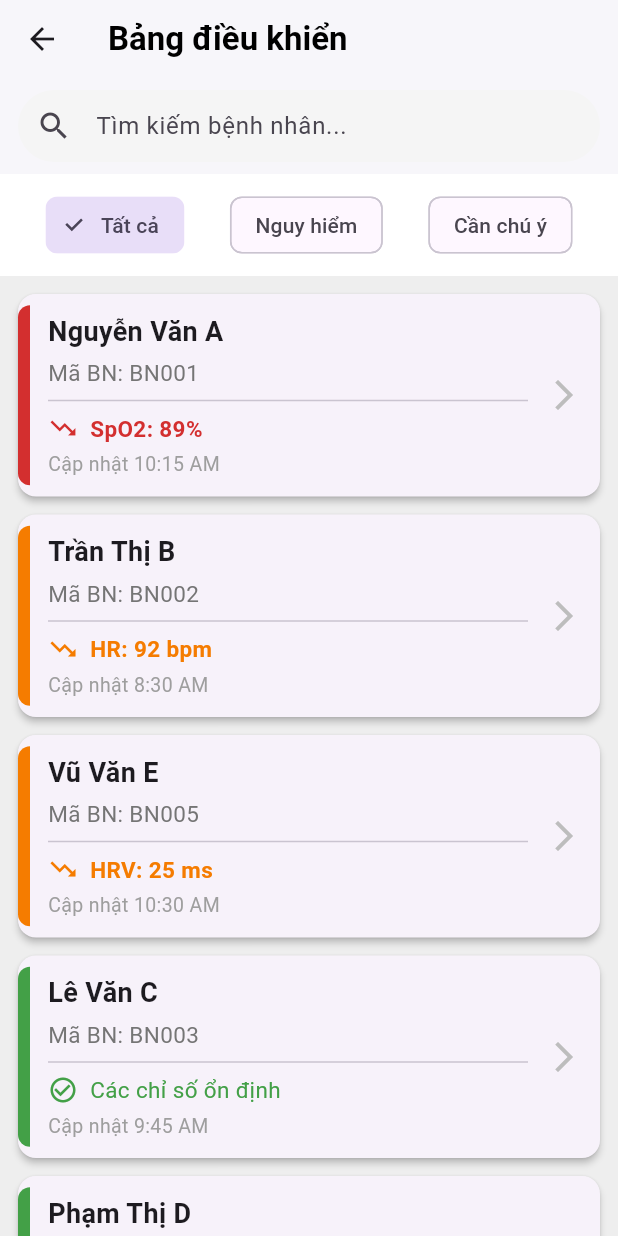
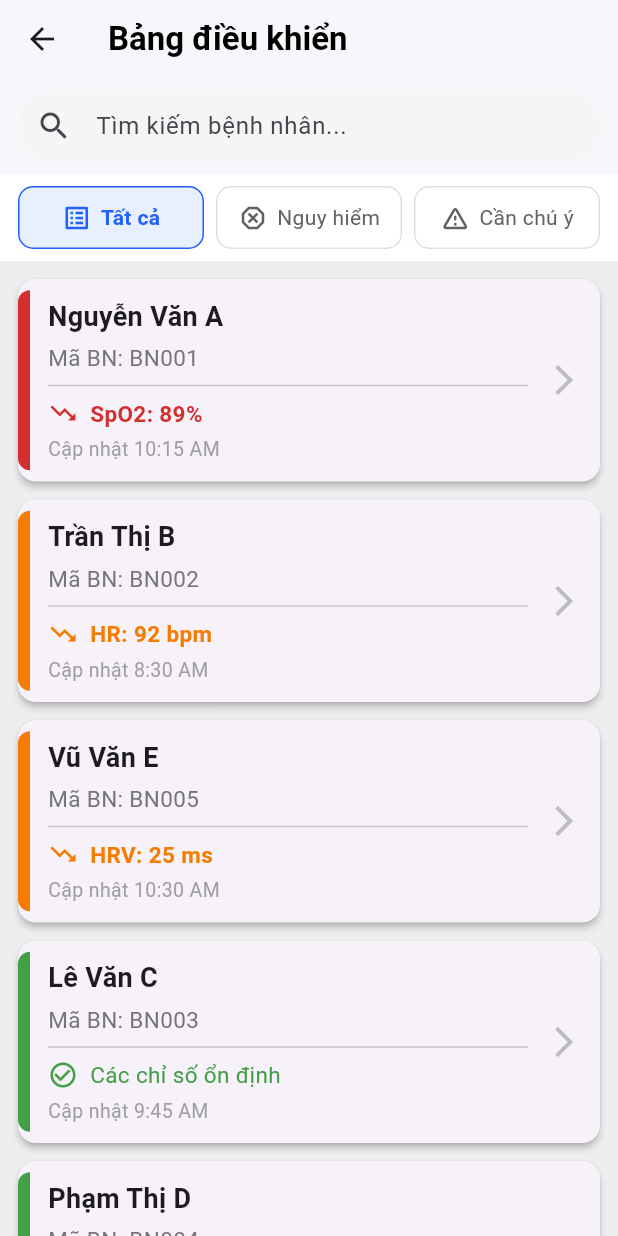
Before and after one commit to Thinhskyduck/smartheart-app, a Flutter app: the DoctorDashboardScreen screen opened by its route, on a phone screen of 412 x 824 dp. Run offline on Flutter 3.47's test engine with Material 3 defaults, Android fonts, the phone set to English and light mode, and no system bars; our stand-ins replace fl_chart.

Commit message:
Redesign patient filter UI and improve alert history
Replaces the filter chips in the doctor dashboard with a modern toolbar and filter buttons for better usability. Refactors patient details screen to show a message when there are no alerts and passes context to alert history tab for proper formatting. Cleans up code formatting and removes unnecessary comments for clarity.

```diff
--- a/lib/doctor/doctor_dashboard_screen.dart
+++ b/lib/doctor/doctor_dashboard_screen.dart
@@ -6,25 +6,20 @@ import 'patient_details_screen.dart';
 const Color primaryColor = Color(0xFF2260FF);
 
 // Giả lập trạng thái AI
-enum AIStatus { danger, warning, stable } // Sắp xếp lại để danger=0, warning=1
+enum AIStatus { danger, warning, stable }
 
-// Nâng cấp Model Bệnh nhân để chứa thêm dữ liệu tóm tắt cho dashboard
 class Patient {
   final String id;
   final String name;
   final AIStatus status;
   final String lastAlert;
-  final String? criticalValue; // Ví dụ: "89%"
-  final String? criticalMetric; // Ví dụ: "SpO2"
+  final String? criticalValue;
+  final String? criticalMetric;
   final DateTime lastUpdate;
 
   Patient({
-    required this.id,
-    required this.name,
-    required this.status,
-    required this.lastAlert,
-    this.criticalValue,
-    this.criticalMetric,
+    required this.id, required this.name, required this.status,
+    required this.lastAlert, this.criticalValue, this.criticalMetric,
     required this.lastUpdate,
   });
 }
@@ -35,7 +30,7 @@ class DoctorDashboardScreen extends StatefulWidget {
 }
 
 class _DoctorDashboardScreenState extends State<DoctorDashboardScreen> {
-  // --- DỮ LIỆU GIẢ LẬP ĐÃ NÂNG CẤP ---
+  // --- DỮ LIỆU GIẢ LẬP ---
   final List<Patient> _allPatients = [
     Patient(id: "BN001", name: "Nguyễn Văn A", status: AIStatus.danger, lastAlert: "SpO2 dưới ngưỡng an toàn.", criticalValue: "89%", criticalMetric: "SpO2", lastUpdate: DateTime.now().subtract(Duration(minutes: 15))),
     Patient(id: "BN002", name: "Trần Thị B", status: AIStatus.warning, lastAlert: "Nhịp tim lúc nghỉ tăng 15%.", criticalValue: "92 bpm", criticalMetric: "HR", lastUpdate: DateTime.now().subtract(Duration(hours: 2))),
@@ -45,7 +40,6 @@ class _DoctorDashboardScreenState extends State<DoctorDashboardScreen> {
     Patient(id: "BN006", name: "Đặng Thị F", status: AIStatus.stable, lastAlert: "Không có cảnh báo", lastUpdate: DateTime.now().subtract(Duration(hours: 8))),
   ];
 
-  // --- State cho việc tìm kiếm và lọc ---
   late List<Patient> _filteredPatients;
   String _searchQuery = '';
   AIStatus? _selectedFilter;
@@ -53,9 +47,7 @@ class _DoctorDashboardScreenState extends State<DoctorDashboardScreen> {
   @override
   void initState() {
     super.initState();
-    // Ban đầu, hiển thị tất cả bệnh nhân
     _filteredPatients = _allPatients;
-    // Sắp xếp danh sách ưu tiên theo trạng thái
     _sortPatients();
   }
 
@@ -65,25 +57,18 @@ class _DoctorDashboardScreenState extends State<DoctorDashboardScreen> {
 
   void _filterPatients() {
     setState(() {
-      // Bắt đầu với danh sách gốc
       List<Patient> tempPatients = _allPatients;
-
-      // Áp dụng bộ lọc trạng thái
       if (_selectedFilter != null) {
         tempPatients = tempPatients.where((p) => p.status == _selectedFilter).toList();
       }
-
-      // Áp dụng tìm kiếm
       if (_searchQuery.isNotEmpty) {
         tempPatients = tempPatients.where((p) => p.name.toLowerCase().contains(_searchQuery.toLowerCase())).toList();
       }
-
       _filteredPatients = tempPatients;
       _sortPatients();
     });
   }
 
-  // --- Các hàm Helper cho màu sắc ---
   Color _getStatusColor(AIStatus status) {
     switch (status) {
       case AIStatus.stable: return Colors.green.shade600;
@@ -100,7 +85,6 @@ class _DoctorDashboardScreenState extends State<DoctorDashboardScreen> {
         backgroundColor: Colors.white,
         elevation: 1,
         title: Text("Bảng điều khiển", style: TextStyle(color: Colors.black, fontWeight: FontWeight.bold)),
-        // --- Ô TÌM KIẾM MỚI ---
         bottom: PreferredSize(
           preferredSize: Size.fromHeight(60.0),
           child: Padding(
@@ -113,10 +97,7 @@ class _DoctorDashboardScreenState extends State<DoctorDashboardScreen> {
               decoration: InputDecoration(
                 hintText: "Tìm kiếm bệnh nhân...",
                 prefixIcon: Icon(Icons.search),
-                border: OutlineInputBorder(
-                  borderRadius: BorderRadius.circular(30.0),
-                  borderSide: BorderSide.none,
-                ),
+                border: OutlineInputBorder(borderRadius: BorderRadius.circular(30.0), borderSide: BorderSide.none),
                 filled: true,
                 fillColor: Colors.grey[100],
                 contentPadding: EdgeInsets.symmetric(vertical: 0, horizontal: 16),
@@ -127,8 +108,9 @@ class _DoctorDashboardScreenState extends State<DoctorDashboardScreen> {
       ),
       body: Column(
         children: [
-          // --- BỘ LỌC MỚI ---
-          _buildFilterChips(),
+          // ======== SỬ DỤNG BỘ LỌC MỚI TẠI ĐÂY ========
+          _buildFilterToolbar(),
+          // ===========================================
           Expanded(
             child: ListView.builder(
               padding: EdgeInsets.all(12),
@@ -144,51 +126,73 @@ class _DoctorDashboardScreenState extends State<DoctorDashboardScreen> {
     );
   }
 
-  // WIDGET MỚI: Bộ lọc
-  Widget _buildFilterChips() {
+  // ======== WIDGET BỘ LỌC MỚI, HIỆN ĐẠI HƠN ========
+  Widget _buildFilterToolbar() {
     return Container(
-      padding: const EdgeInsets.symmetric(vertical: 10.0),
+      padding: const EdgeInsets.symmetric(vertical: 8.0, horizontal: 12.0),
       color: Colors.white,
       child: Row(
-        mainAxisAlignment: MainAxisAlignment.spaceEvenly,
         children: [
-          FilterChip(
-            label: Text("Tất cả"),
-            selected: _selectedFilter == null,
-            onSelected: (selected) {
-              setState(() { _selectedFilter = null; _filterPatients(); });
-            },
-          ),
-          FilterChip(
-            label: Text("Nguy hiểm"),
-            selected: _selectedFilter == AIStatus.danger,
-            onSelected: (selected) {
-              setState(() { _selectedFilter = AIStatus.danger; _filterPatients(); });
-            },
-            selectedColor: Colors.red[100],
-          ),
-          FilterChip(
-            label: Text("Cần chú ý"),
-            selected: _selectedFilter == AIStatus.warning,
-            onSelected: (selected) {
-              setState(() { _selectedFilter = AIStatus.warning; _filterPatients(); });
-            },
-            selectedColor: Colors.orange[100],
-          ),
+          _buildFilterButton("Tất cả", null, Icons.list_alt),
+          SizedBox(width: 8),
+          _buildFilterButton("Nguy hiểm", AIStatus.danger, Icons.dangerous_outlined),
+          SizedBox(width: 8),
+          _buildFilterButton("Cần chú ý", AIStatus.warning, Icons.warning_amber_rounded),
         ],
       ),
     );
   }
 
-  // WIDGET ĐÃ THIẾT KẾ LẠI: Thẻ bệnh nhân
+  // Widget con cho từng nút bấm trong bộ lọc
+  Widget _buildFilterButton(String text, AIStatus? status, IconData icon) {
+    bool isSelected = _selectedFilter == status;
+    Color color = isSelected ? primaryColor : Colors.grey[700]!;
+
+    return Expanded(
+      child: InkWell(
+        onTap: () {
+          setState(() {
+            _selectedFilter = status;
+            _filterPatients();
+          });
+        },
+        borderRadius: BorderRadius.circular(10),
+        child: AnimatedContainer(
+          duration: Duration(milliseconds: 200),
+          padding: EdgeInsets.symmetric(vertical: 10),
+          decoration: BoxDecoration(
+            color: isSelected ? primaryColor.withOpacity(0.1) : Colors.transparent,
+            borderRadius: BorderRadius.circular(10),
+            border: Border.all(color: isSelected ? primaryColor : Colors.grey[300]!)
+          ),
+          child: Row(
+            mainAxisAlignment: MainAxisAlignment.center,
+            children: [
+              Icon(icon, color: color, size: 20),
+              SizedBox(width: 6),
+              Text(
+                text,
+                style: TextStyle(
+                  color: color,
+                  fontWeight: isSelected ? FontWeight.bold : FontWeight.normal,
+                ),
+              ),
+            ],
+          ),
+        ),
+      ),
+    );
+  }
+  // ==========================================================
+
+  // Thẻ bệnh nhân (giữ nguyên)
   Widget _buildPatientCard(BuildContext context, Patient patient) {
+    // ... code giữ nguyên
     final statusColor = _getStatusColor(patient.status);
     return Card(
       margin: EdgeInsets.only(bottom: 12),
       elevation: 2,
-      shape: RoundedRectangleBorder(
-        borderRadius: BorderRadius.circular(12),
-      ),
+      shape: RoundedRectangleBorder(borderRadius: BorderRadius.circular(12)),
       child: InkWell(
         onTap: () {
           Navigator.push(context, MaterialPageRoute(builder: (context) => PatientDetailsScreen(patient: patient)));
@@ -196,15 +200,7 @@ class _DoctorDashboardScreenState extends State<DoctorDashboardScreen> {
         borderRadius: BorderRadius.circular(12),
         child: Row(
           children: [
-            // Dải màu trạng thái
-            Container(
-              width: 8,
-              height: 120,
-              decoration: BoxDecoration(
-                color: statusColor,
-                borderRadius: BorderRadius.only(topLeft: Radius.circular(12), bottomLeft: Radius.circular(12)),
-              ),
-            ),
+            Container(width: 8, height: 120, decoration: BoxDecoration(color: statusColor, borderRadius: BorderRadius.only(topLeft: Radius.circular(12), bottomLeft: Radius.circular(12)))),
             Expanded(
               child: Padding(
                 padding: const EdgeInsets.all(12.0),
@@ -215,18 +211,12 @@ class _DoctorDashboardScreenState extends State<DoctorDashboardScreen> {
                     SizedBox(height: 4),
                     Text("Mã BN: ${patient.id}", style: TextStyle(fontSize: 15, color: Colors.grey[600])),
                     Divider(height: 16),
-                    // Hiển thị chỉ số quan trọng nếu có
                     if (patient.status != AIStatus.stable)
                       Row(
                         children: [
                           Icon(Icons.trending_down, color: statusColor, size: 20),
                           SizedBox(width: 8),
-                          Expanded(
-                            child: Text(
-                              "${patient.criticalMetric}: ${patient.criticalValue}",
-                              style: TextStyle(fontSize: 15, color: statusColor, fontWeight: FontWeight.bold),
-                            ),
-                          ),
+                          Expanded(child: Text("${patient.criticalMetric}: ${patient.criticalValue}", style: TextStyle(fontSize: 15, color: statusColor, fontWeight: FontWeight.bold))),
                         ],
                       )
                     else
```
Also changed, not shown: lib/doctor/patient_details_screen.dart (+85 -75 lines).
